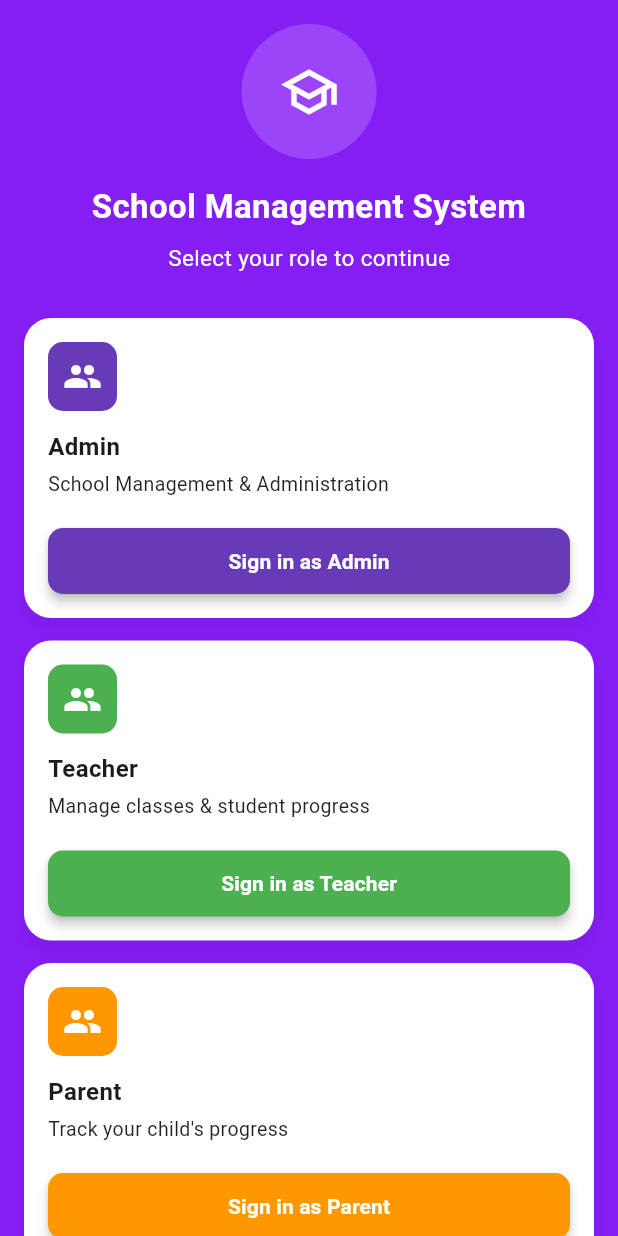
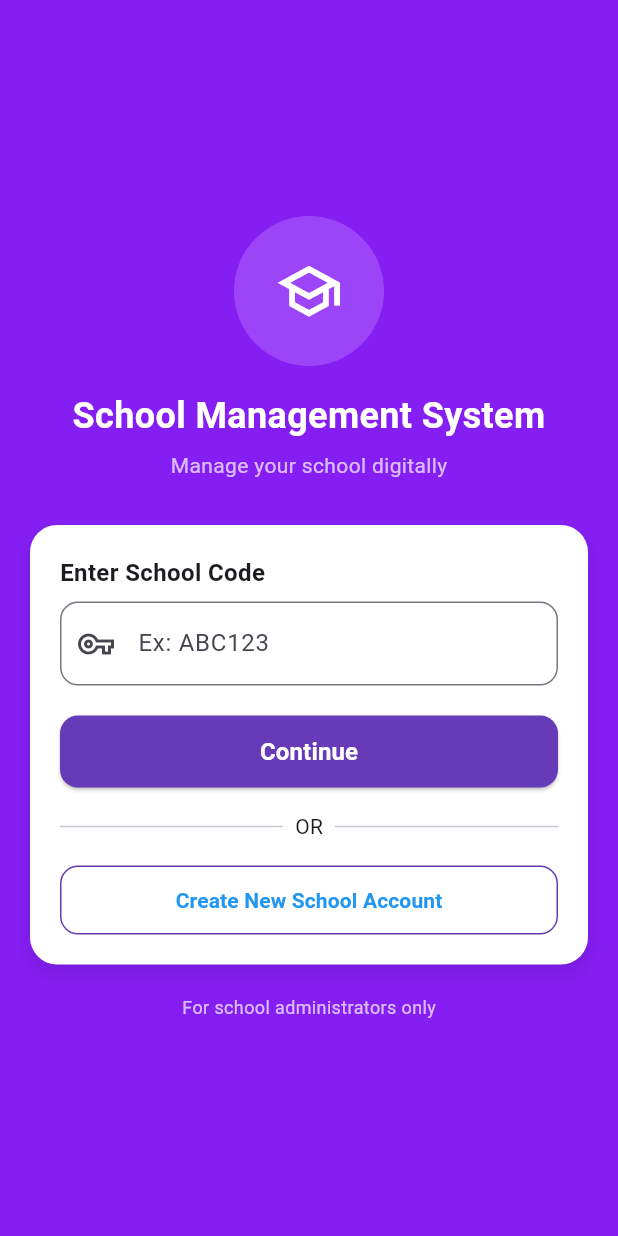
Before and after one commit to THIRUSAKTH/School-Data-Management-System, a Flutter app: the screen it shows after launch, after a tap on "Get Started", on a phone screen of 412 x 824 dp. Run offline on Flutter 3.47's test engine with Material 3 defaults, Android fonts, the phone set to English and light mode, and no system bars.

Commit message:
created signup and login screen for schools before role based selection

```diff
--- /dev/null
+++ b/lib/school_login_details/school_login_screen.dart
@@ -0,0 +1,192 @@
+import 'package:flutter/material.dart';
+import 'package:schoolprojectjan/school_login_details/create_school_screen.dart';
+
+class SchoolLoginScreen extends StatelessWidget {
+  SchoolLoginScreen({super.key});
+
+  final TextEditingController schoolCodeController = TextEditingController();
+
+  @override
+  Widget build(BuildContext context) {
+    final size = MediaQuery.of(context).size;
+
+    return Scaffold(
+      backgroundColor: const Color(0xff851ef3),
+      body: SafeArea(
+        child: Center(
+          child: SingleChildScrollView(
+            padding: const EdgeInsets.all(20),
+            child: ConstrainedBox(
+              constraints: const BoxConstraints(maxWidth: 420),
+              child: Column(
+                children: [
+                  /// ICON
+                  CircleAvatar(
+                    radius: 50,
+                    backgroundColor: const Color(0xff9c45f8),
+                    child: const Icon(
+                      Icons.school_outlined,
+                      size: 45,
+                      color: Colors.white,
+                    ),
+                  ),
+
+                  const SizedBox(height: 16),
+
+                  /// TITLE
+                  const Text(
+                    "School Management System",
+                    textAlign: TextAlign.center,
+                    style: TextStyle(
+                      fontSize: 24,
+                      fontWeight: FontWeight.bold,
+                      color: Colors.white,
+                    ),
+                  ),
+
+                  const SizedBox(height: 6),
+
+                  const Text(
+                    "Manage your school digitally",
+                    style: TextStyle(fontSize: 14, color: Colors.white70),
+                  ),
+
+                  const SizedBox(height: 30),
+
+                  /// CARD
+                  Container(
+                    padding: const EdgeInsets.all(20),
+                    decoration: BoxDecoration(
+                      color: Colors.white,
+                      borderRadius: BorderRadius.circular(18),
+                      boxShadow: [
+                        BoxShadow(
+                          color: Colors.black.withOpacity(0.1),
+                          blurRadius: 10,
+                          offset: const Offset(0, 6),
+                        ),
+                      ],
+                    ),
+                    child: Column(
+                      crossAxisAlignment: CrossAxisAlignment.start,
+                      children: [
+                        const Text(
+                          "Enter School Code",
+                          style: TextStyle(
+                            fontWeight: FontWeight.bold,
+                            fontSize: 16,
+                          ),
+                        ),
+
+                        const SizedBox(height: 8),
+
+                        TextField(
+                          controller: schoolCodeController,
+                          textCapitalization: TextCapitalization.characters,
+                          decoration: InputDecoration(
+                            hintText: "Ex: ABC123",
+                            prefixIcon: const Icon(Icons.vpn_key_outlined),
+                            border: OutlineInputBorder(
+                              borderRadius: BorderRadius.circular(12),
+                            ),
+                          ),
+                        ),
+
+                        const SizedBox(height: 20),
+
+                        /// CONTINUE BUTTON
+                        SizedBox(
+                          width: double.infinity,
+                          height: 48,
+                          child: ElevatedButton(
+                            style: ElevatedButton.styleFrom(
+                              backgroundColor: Colors.deepPurple,
+                              shape: RoundedRectangleBorder(
+                                borderRadius: BorderRadius.circular(12),
+                              ),
+                            ),
+                            onPressed: () {
+                              // TODO:
+                              // 1. Validate school code
+                              // 2. Fetch school data
+                              // 3. Save schoolId
+                              // 4. Navigate to RoleSelectScreen
+                            },
+                            child: const Text(
+                              "Continue",
+                              style: TextStyle(
+                                fontSize: 16,
+                                fontWeight: FontWeight.bold,
+                                color: Colors.white
+                              ),
+                            ),
+                          ),
+                        ),
+
+                        const SizedBox(height: 16),
+
+                        /// DIVIDER
+                        Row(
+                          children: const [
+                            Expanded(child: Divider()),
+                            Padding(
+                              padding: EdgeInsets.symmetric(horizontal: 8),
+                              child: Text("OR"),
+                            ),
+                            Expanded(child: Divider()),
+                          ],
+                        ),
+
+                        const SizedBox(height: 16),
+
+                        /// CREATE SCHOOL BUTTON
+                        SizedBox(
+                          width: double.infinity,
+                          height: 46,
+                          child: OutlinedButton(
+                            style: OutlinedButton.styleFrom(
+                              side: const BorderSide(color: Colors.deepPurple),
+                              shape: RoundedRectangleBorder(
+                                borderRadius: BorderRadius.circular(12),
+                              ),
+                            ),
+                            onPressed: () {
+                              Navigator.push(
+                                context,
+                                MaterialPageRoute(
+                                  builder: (context) {
+                                    return CreateSchoolScreen();
+                                  },
+                                ),
+                              );
+                              // TODO: Navigate to CreateSchoolScreen
+                            },
+                            child: const Text(
+                              "Create New School Account",
+                              style: TextStyle(
+                                color: Colors.blue,
+                                fontWeight: FontWeight.bold,
+                              ),
+                            ),
+                          ),
+                        ),
+                      ],
+                    ),
+                  ),
+
+                  const SizedBox(height: 20),
+
+                  /// FOOTER
+                  const Text(
+                    "For school administrators only",
+                    style: TextStyle(fontSize: 12, color: Colors.white70),
+                  ),
+                ],
+              ),
+            ),
+          ),
+        ),
+      ),
+    );
+  }
+}
--- a/lib/screens/authentication_page/login_page.dart
+++ b/lib/screens/authentication_page/login_page.dart
@@ -114,9 +114,7 @@ class _LoginPageState extends State<LoginPage> {
                           },
                         ),
                       ),
-
                       const SizedBox(height: 10),
-
                       // Remember + Forgot
                       Row(
                         children: [
@@ -142,7 +140,6 @@ class _LoginPageState extends State<LoginPage> {
                           ),
                         ],
                       ),
-
                       const SizedBox(height: 10),
 
                       // Sign in
--- a/lib/screens/get_started.dart
+++ b/lib/screens/get_started.dart
@@ -1,4 +1,5 @@
 import 'package:flutter/material.dart';
+import 'package:schoolprojectjan/school_login_details/school_login_screen.dart';
 import 'package:schoolprojectjan/screens/authentication_page/login_page.dart';
 import 'package:schoolprojectjan/screens/role_router/role_select_screen.dart';
 
@@ -20,7 +21,7 @@ class GetStarted extends StatelessWidget {
               context,
               MaterialPageRoute(
                 builder: (context) {
-                  return RoleSelectScreen();
+                  return SchoolLoginScreen();
                 },
               ),
             );
```
Also changed, not shown: lib/school_login_details/create_school_screen.dart (added, +269 -0 lines).
